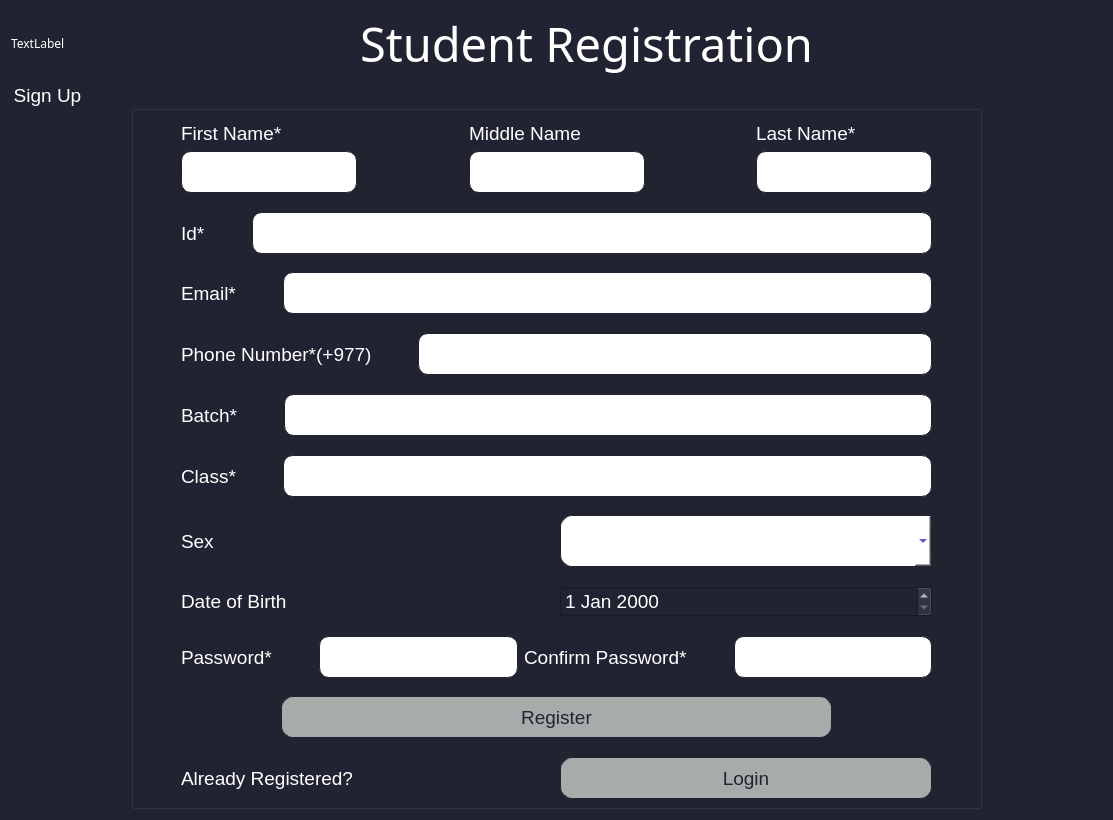
Qt form ExamSphereV1/studentregistration.ui (BiratBC/ExamSphereV1) before a commit.
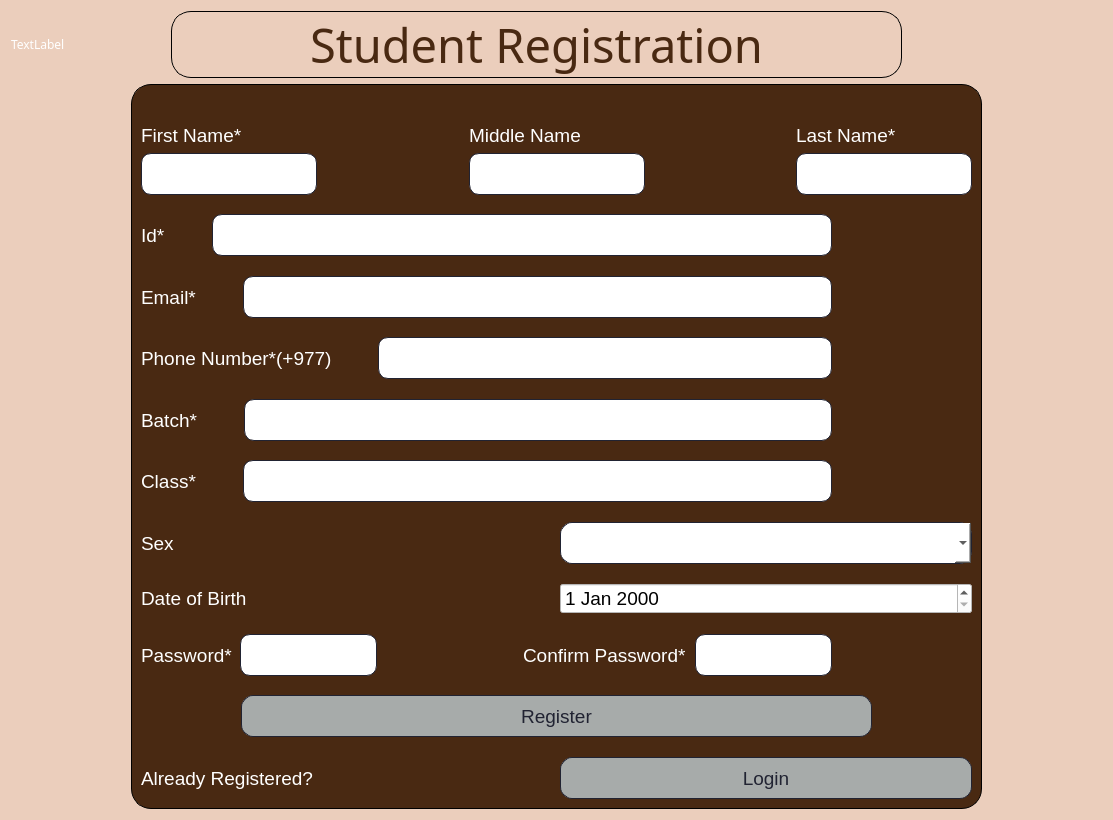
The same form after that commit.

Patch:
```diff
--- a/ExamSphereV1/studentregistration.ui
+++ b/ExamSphereV1/studentregistration.ui
@@ -28,7 +28,7 @@
 	background-color: rgb(255, 255, 255);
 }
 *{
-	background-color: rgba(33,35,50,255);
+	background-color: rgba(235,206,188,255);
 font-family:Ubuntu Medium;
 color:#fff;
 }
@@ -75,21 +75,35 @@
    </item>
    <item row="2" column="0">
     <widget class="QGroupBox" name="groupBox">
+     <property name="font">
+      <font>
+       <family>Ubuntu</family>
+       <pointsize>-1</pointsize>
+      </font>
+     </property>
      <property name="styleSheet">
       <string notr="true">*
 {
+	background-color: rgb(73, 41, 18);
 font-family:Ubuntu;
 font-size:19px;
 }
 QGroupBox
 {
+border:1px solid;
+border-radius:20px;
 padding-top:30px;
 	margin-left:120px;
 margin-right:120px;
+}
+QLineEdit{
+margin-right:140px;
+background-color:#fff;
+color:#000;
 }</string>
      </property>
      <property name="title">
-      <string>Sign Up</string>
+      <string/>
      </property>
      <layout class="QGridLayout" name="gridLayout">
       <item row="0" column="0">
@@ -138,7 +152,12 @@
              </widget>
             </item>
             <item>
-             <widget class="QLineEdit" name="lineEdit_fN"/>
+             <widget class="QLineEdit" name="lineEdit_fN">
+              <property name="styleSheet">
+               <string notr="true">margin:0px;
+</string>
+              </property>
+             </widget>
             </item>
            </layout>
           </item>
@@ -165,7 +184,11 @@
              </widget>
             </item>
             <item>
-             <widget class="QLineEdit" name="lineEdit_mN"/>
+             <widget class="QLineEdit" name="lineEdit_mN">
+              <property name="styleSheet">
+               <string notr="true">margin:0px;</string>
+              </property>
+             </widget>
             </item>
            </layout>
           </item>
@@ -192,7 +215,11 @@
              </widget>
             </item>
             <item>
-             <widget class="QLineEdit" name="lineEdit_lN"/>
+             <widget class="QLineEdit" name="lineEdit_lN">
+              <property name="styleSheet">
+               <string notr="true">margin:0px;</string>
+              </property>
+             </widget>
             </item>
            </layout>
           </item>
@@ -456,7 +483,9 @@
           <item>
            <widget class="QComboBox" name="comboBox">
             <property name="styleSheet">
-             <string notr="true">height:50px;
+             <string notr="true">height:40px;
+color:#000;
+background-color: rgb(255, 255, 255);
 </string>
             </property>
            </widget>
@@ -489,7 +518,12 @@
            </widget>
           </item>
           <item>
-           <widget class="QDateEdit" name="dateEdit_dob"/>
+           <widget class="QDateEdit" name="dateEdit_dob">
+            <property name="styleSheet">
+             <string notr="true">color: rgb(0, 0, 0);
+background-color: rgb(255, 255, 255);</string>
+            </property>
+           </widget>
           </item>
          </layout>
         </item>
@@ -625,7 +659,8 @@
           <item>
            <widget class="QPushButton" name="pushButton">
             <property name="styleSheet">
-             <string notr="true">color: rgba(33,35,50,255);</string>
+             <string notr="true">color: rgba(33,35,50,255);
+background-color: rgb(167, 171, 170);</string>
             </property>
             <property name="text">
              <string>Login</string>
@@ -643,6 +678,9 @@
     <layout class="QHBoxLayout" name="horizontalLayout_9">
      <item>
       <widget class="QLabel" name="logo2">
+       <property name="styleSheet">
+        <string notr="true"/>
+       </property>
        <property name="text">
         <string>TextLabel</string>
        </property>
@@ -662,6 +700,13 @@
          <pointsize>35</pointsize>
         </font>
        </property>
+       <property name="styleSheet">
+        <string notr="true">color: rgb(73, 41, 18);
+border:1px solid;
+border-radius:20px;
+margin-left:100px;
+margin-right:200px;</string>
+       </property>
        <property name="text">
         <string>Student Registration</string>
        </property>
```
